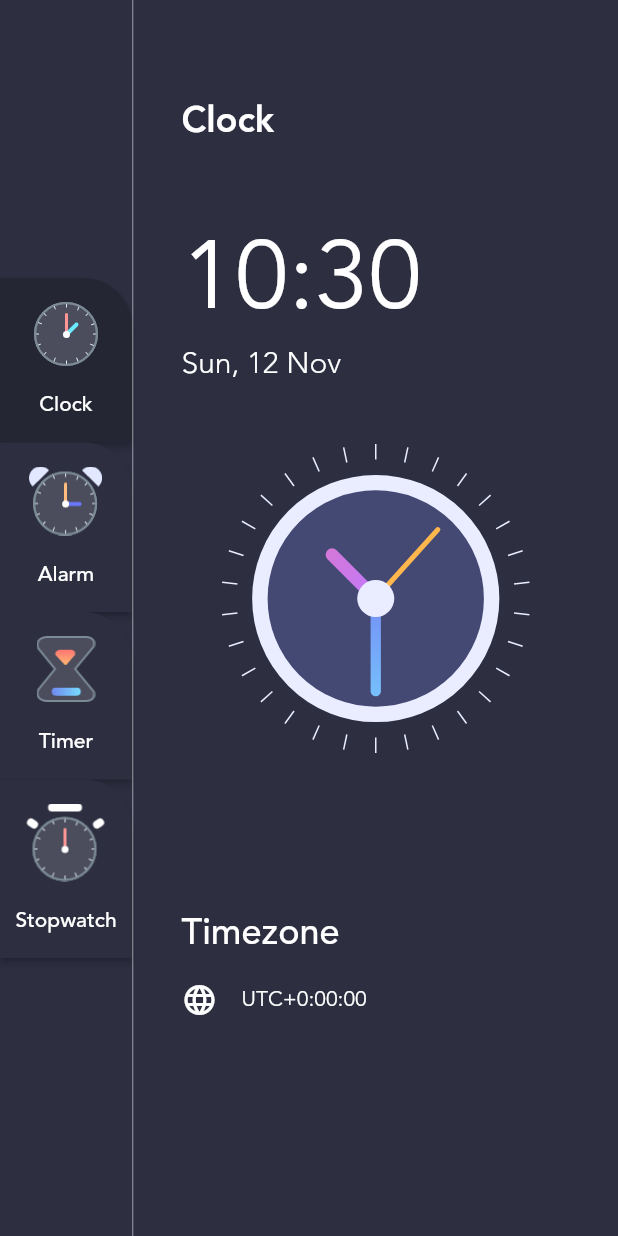
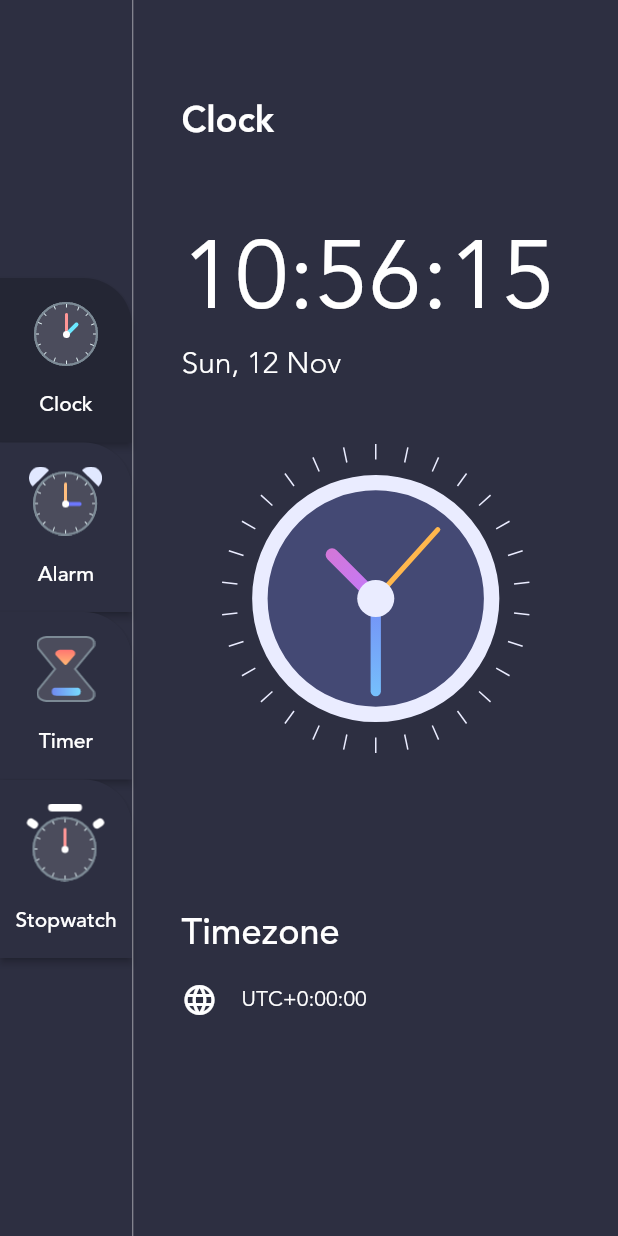
Before and after one commit to afzalali15/flutter_alarm_clock, a Flutter app: the screen it shows after launch, on a phone screen of 412 x 824 dp. Run offline on Flutter 3.47's test engine with Material 2 defaults, Android fonts, the light colour scheme and no system bars; our stand-ins replace dotted_border, flutter_local_notifications, sqflite, timezone; accounts and stored records are empty.

Commit message:
First changes

```diff
--- a/lib/app/modules/views/clock_page.dart
+++ b/lib/app/modules/views/clock_page.dart
@@ -14,7 +14,13 @@ class _ClockPageState extends State<ClockPage> {
   @override
   Widget build(BuildContext context) {
     var now = DateTime.now();
-
+    var startOfDay = DateTime(now.year, now.month, now.day);
+    var secondsSinceStartOfDay = now.difference(startOfDay).inSeconds;
+    int speedTimeSeconds = (secondsSinceStartOfDay * 0.041666).round();
+    Duration speedTime = Duration(seconds: speedTimeSeconds);
+    now = now.add(speedTime);
+    print('--------> TIME');
+    print(now);
     var formattedDate = DateFormat('EEE, d MMM').format(now);
     var timezoneString = now.timeZoneOffset.toString().split('.').first;
     var offsetSign = '';
@@ -103,7 +109,7 @@ class DigitalClockWidget extends StatefulWidget {
 }
 
 class DigitalClockWidgetState extends State<DigitalClockWidget> {
-  var formattedTime = DateFormat('HH:mm').format(DateTime.now());
+  var formattedTime = DateFormat('HH:mm:ss').format(DateTime.now().add(Duration(seconds: (DateTime.now().difference(DateTime(DateTime.now().year, DateTime.now().month, DateTime.now().day)).inSeconds * 0.041666).round())));
   late Timer timer;
 
   @override
@@ -113,7 +119,7 @@ class DigitalClockWidgetState extends State<DigitalClockWidget> {
       var currentMinute = DateTime.now().minute;
       if (perviousMinute != currentMinute)
         setState(() {
-          formattedTime = DateFormat('HH:mm').format(DateTime.now());
+          formattedTime = DateFormat('HH:mm:ss').format(DateTime.now().add(Duration(seconds: (DateTime.now().difference(DateTime(DateTime.now().year, DateTime.now().month, DateTime.now().day)).inSeconds * 0.041666).round())));
         });
     });
     super.initState();
```
